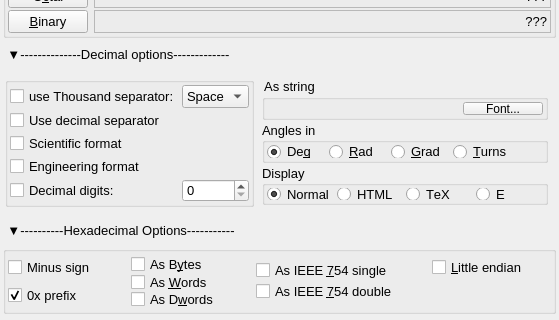
First picture: the form in FalconCalcQt/FalconCalcQt.ui, repository solyoma/FalconCalc, before the edit; both pictures show x 0 to 559 and y 160 to 480 of the 559 by 480 pixel window.
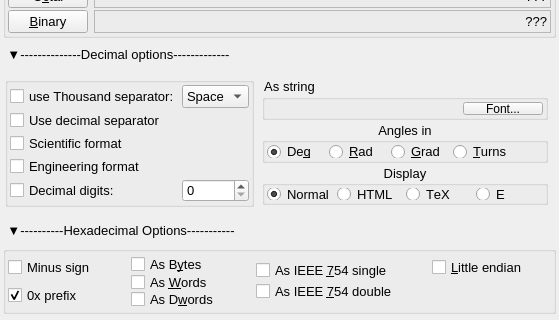
Second picture: the form after the edit. Icons and pictures are not drawn.

The edit to the form file:
```diff
--- a/FalconCalcQt/FalconCalcQt.ui
+++ b/FalconCalcQt/FalconCalcQt.ui
@@ -498,6 +498,9 @@
             <property name="title">
              <string>Angles in</string>
             </property>
+            <property name="alignment">
+             <set>Qt::AlignHCenter|Qt::AlignTop</set>
+            </property>
             <layout class="QHBoxLayout" name="horizontalLayout_3" stretch="10,10,10,15">
              <property name="spacing">
               <number>2</number>
@@ -553,6 +556,9 @@
             <property name="title">
              <string>Display</string>
             </property>
+            <property name="alignment">
+             <set>Qt::AlignHCenter|Qt::AlignTop</set>
+            </property>
             <property name="flat">
              <bool>true</bool>
             </property>
```
Left out of the diff: 35 changed lines with no effect on the pictures.
